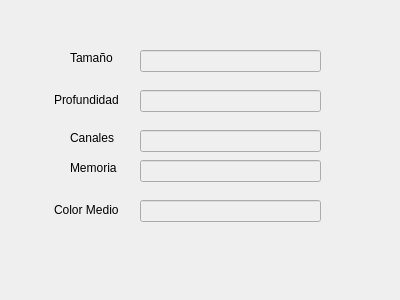
Old version of the form QFotoPaint5-Prac-Prueba/informacion.ui in the repository albertogg023/MiniPhotoshopWithOpenCV.
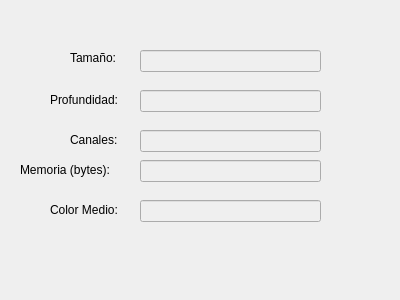
New version of the form.

```diff
--- a/QFotoPaint5-Prac-Prueba/informacion.ui
+++ b/QFotoPaint5-Prac-Prueba/informacion.ui
@@ -83,51 +83,51 @@
     <rect>
      <x>70</x>
      <y>50</y>
-     <width>55</width>
+     <width>61</width>
      <height>16</height>
     </rect>
    </property>
    <property name="text">
-    <string>Tamaño</string>
+    <string>Tamaño:</string>
    </property>
   </widget>
   <widget class="QLabel" name="label_2">
    <property name="geometry">
     <rect>
-     <x>54</x>
+     <x>50</x>
      <y>90</y>
-     <width>71</width>
+     <width>91</width>
      <height>20</height>
     </rect>
    </property>
    <property name="text">
-    <string>Profundidad</string>
+    <string>Profundidad:</string>
    </property>
   </widget>
   <widget class="QLabel" name="label_3">
    <property name="geometry">
     <rect>
-     <x>70</x>
+     <x>20</x>
      <y>160</y>
-     <width>55</width>
-     <height>16</height>
+     <width>111</width>
+     <height>20</height>
     </rect>
    </property>
    <property name="text">
-    <string>Memoria</string>
+    <string>Memoria (bytes):</string>
    </property>
   </widget>
   <widget class="QLabel" name="label_4">
    <property name="geometry">
     <rect>
-     <x>54</x>
+     <x>50</x>
      <y>200</y>
-     <width>71</width>
+     <width>81</width>
      <height>20</height>
     </rect>
    </property>
    <property name="text">
-    <string>Color Medio</string>
+    <string>Color Medio:</string>
    </property>
   </widget>
   <widget class="QLabel" name="label_5">
@@ -135,12 +135,12 @@
     <rect>
      <x>70</x>
      <y>130</y>
-     <width>55</width>
-     <height>16</height>
+     <width>81</width>
+     <height>20</height>
     </rect>
    </property>
    <property name="text">
-    <string>Canales</string>
+    <string>Canales:</string>
    </property>
   </widget>
  </widget>
```
